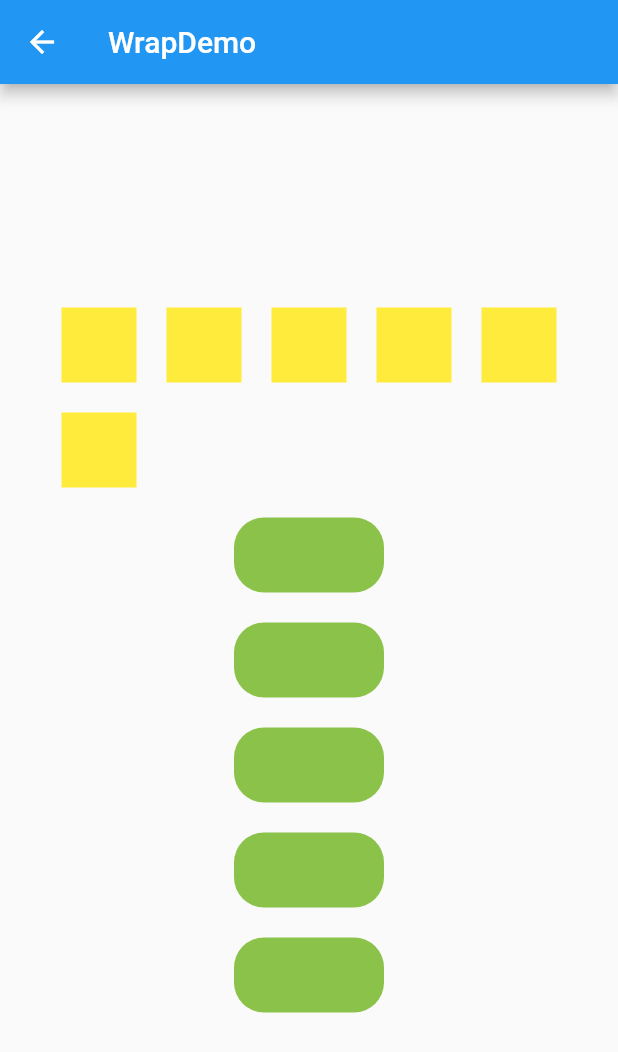
After one commit to shiqizhenyes/WOW, a Flutter app: the WrapDemo screen opened directly, on a phone screen of 412 x 824 dp. The commit adds this screen. Shown: the top 1052 px of the screen. Run offline on Flutter 3.47's test engine with Material 2 defaults, Android fonts, the phone set to English and light mode, and no system bars.

Commit message:
wrap
wrap

```diff
--- /dev/null
+++ b/lib/WrapDemo.dart
@@ -0,0 +1,91 @@
+import 'package:flutter/material.dart';
+
+class WrapDemo extends StatefulWidget {
+
+  @override
+  State<StatefulWidget> createState() => WrapState();
+
+}
+
+class WrapState extends State<WrapDemo> {
+
+  @override
+  Widget build(BuildContext context) {
+    return Scaffold(
+      appBar: AppBar(
+        title: Text("WrapDemo"),
+      ),
+      body: Container(
+        width: double.maxFinite,
+        child: Column(
+          mainAxisAlignment: MainAxisAlignment.center,
+          crossAxisAlignment: CrossAxisAlignment.center,
+          children: <Widget>[
+            Wrap(
+              direction: Axis.horizontal,
+              children: <Widget>[
+                Container(width: 50, height: 50, color: Colors.yellow, margin: EdgeInsets.all(10.0),),
+                Container(width: 50, height: 50, color: Colors.yellow, margin: EdgeInsets.all(10.0),),
+                Container(width: 50, height: 50, color: Colors.yellow, margin: EdgeInsets.all(10.0),),
+                Container(width: 50, height: 50, color: Colors.yellow, margin: EdgeInsets.all(10.0),),
+                Container(width: 50, height: 50, color: Colors.yellow, margin: EdgeInsets.all(10.0),),
+                Container(width: 50, height: 50, color: Colors.yellow, margin: EdgeInsets.all(10.0),)
+              ],
+            ),
+            Wrap(
+              direction: Axis.vertical,
+              children: <Widget>[
+                Container(
+                  height: 50,
+                  width: 100,
+                  margin: EdgeInsets.all(10.0),
+                  decoration: BoxDecoration(
+                    borderRadius: BorderRadius.circular(20),
+                    color: Colors.lightGreen
+                  ),
+                ),
+                Container(
+                  height: 50,
+                  width: 100,
+                  margin: EdgeInsets.all(10.0),
+                  decoration: BoxDecoration(
+                    borderRadius: BorderRadius.circular(20),
+                    color: Colors.lightGreen
+                  ),
+                ),
+                Container(
+                  height: 50,
+                  width: 100,
+                  margin: EdgeInsets.all(10.0),
+                  decoration: BoxDecoration(
+                    borderRadius: BorderRadius.circular(20),
+                    color: Colors.lightGreen
+                  ),
+                ),
+                Container(
+                  height: 50,
+                  width: 100,
+                  margin: EdgeInsets.all(10.0),
+                  decoration: BoxDecoration(
+                    borderRadius: BorderRadius.circular(20),
+                    color: Colors.lightGreen
+                  ),
+                ),
+                Container(
+                  height: 50,
+                  width: 100,
+                  margin: EdgeInsets.all(10.0),
+                  decoration: BoxDecoration(
+                    borderRadius: BorderRadius.circular(20),
+                    color: Colors.lightGreen
+                  ),
+                ),
+              ],
+            )
+          ],
+        ),
+      )
+    );
+  }
+
+}
--- a/lib/main.dart
+++ b/lib/main.dart
@@ -2,9 +2,9 @@ import 'package:WOW/AboutDialogDemo.dart';
 import 'package:WOW/ExpandedDemo.dart';
 import 'package:WOW/Introduction.dart';
 import 'package:WOW/SafeAreaDemo.dart';
+import 'package:WOW/WrapDemo.dart';
 import 'package:WOW/entity/WidgetModel.dart';
 import 'package:flutter/material.dart';
-
 
 void main() {
   runApp(MyApp());
@@ -41,16 +41,18 @@ class MyHomePage extends StatefulWidget {
 class _MyHomePageState extends State<MyHomePage> {
 
   var widgetImages = <String>[
-    "images/index.webp",
-    "images/widget1.webp",
-    "images/widget2.webp",
-    "images/widget83.webp",
+    "assets/images/index.webp",
+    "assets/images/widget1.webp",
+    "assets/images/widget2.webp",
+    "assets/images/widget3.webp",
+    "assets/images/widget83.webp",
     ];
 
   var titles = <String>[
     "Introducing Widget of the Week!",
     "SafeArea",
     "Expanded",
+    "Wrap",
     "AboutDialog"
   ];
 
@@ -73,6 +75,9 @@ class _MyHomePageState extends State<MyHomePage> {
         _goToExpanded();
         break;
       case 3:
+        _goToWrap();
+        break;
+      case 4:
         _goToAboutDialog();
         break;
       default:
@@ -98,6 +103,12 @@ class _MyHomePageState extends State<MyHomePage> {
     }));
   }
 
+  _goToWrap() {
+    Navigator.push(context, MaterialPageRoute(builder: (context) {
+      return WrapDemo();
+    }));
+  }
+
   _goToAboutDialog() {
     Navigator.push(context, MaterialPageRoute(builder: (context) {
       return AboutDialogDemo();
@@ -109,9 +120,11 @@ class _MyHomePageState extends State<MyHomePage> {
   void initState() {
     super.initState();
     this.widgetModels.add(WidgetModel(widgetImages[0], titles[0], subtitles[0]));
-    this.widgetModels.add(WidgetModel(widgetImages[1], titles[1], subtitles[0]));
-    this.widgetModels.add(WidgetModel(widgetImages[2], titles[2], subtitles[0]));
+    this.widgetModels.add(WidgetModel(widgetImages[1], titles[1], subtitles[1]));
+    this.widgetModels.add(WidgetModel(widgetImages[2], titles[2], subtitles[1]));
     this.widgetModels.add(WidgetModel(widgetImages[3], titles[3], subtitles[1]));
+    this.widgetModels.add(WidgetModel(widgetImages[4], titles[4], subtitles[0]));
+
   }
 
   @override
```
Also changed, not shown: pubspec.yaml (+5 -4 lines), assets/images/index.webp (renamed from images/index.webp), assets/images/widget1.webp (renamed from images/widget1.webp), assets/images/widget2.webp (renamed from images/widget2.webp), assets/images/widget3.webp (added), assets/images/widget83.webp (renamed from images/widget83.webp), img/wrap.png (added), 1 other file.
